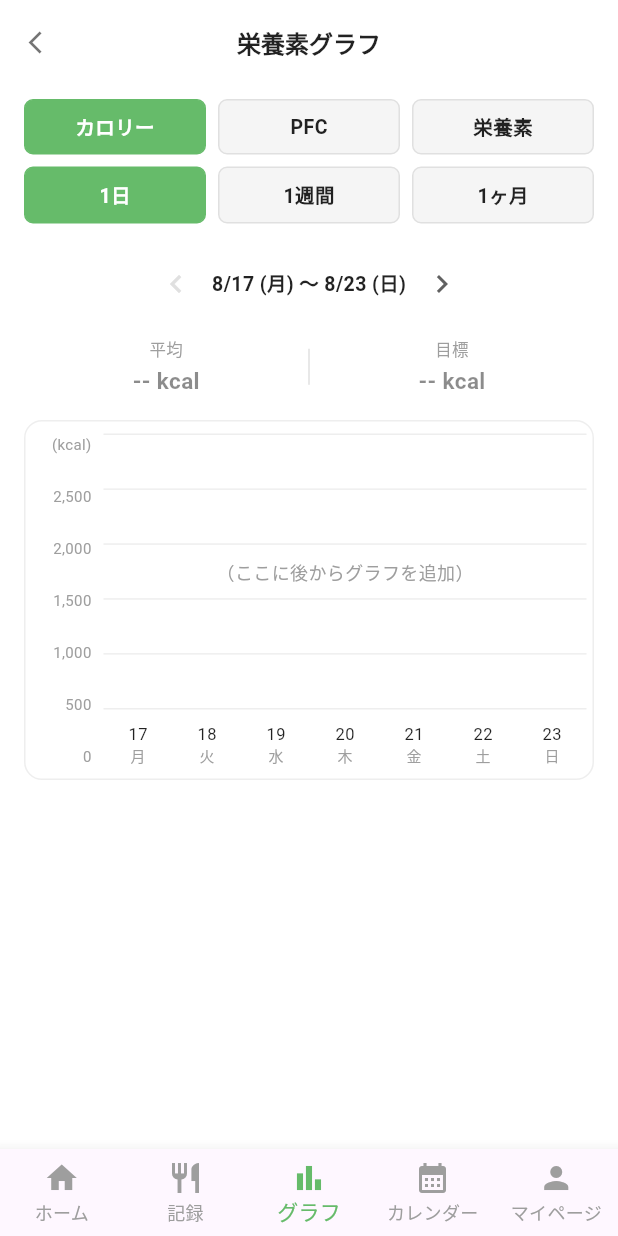
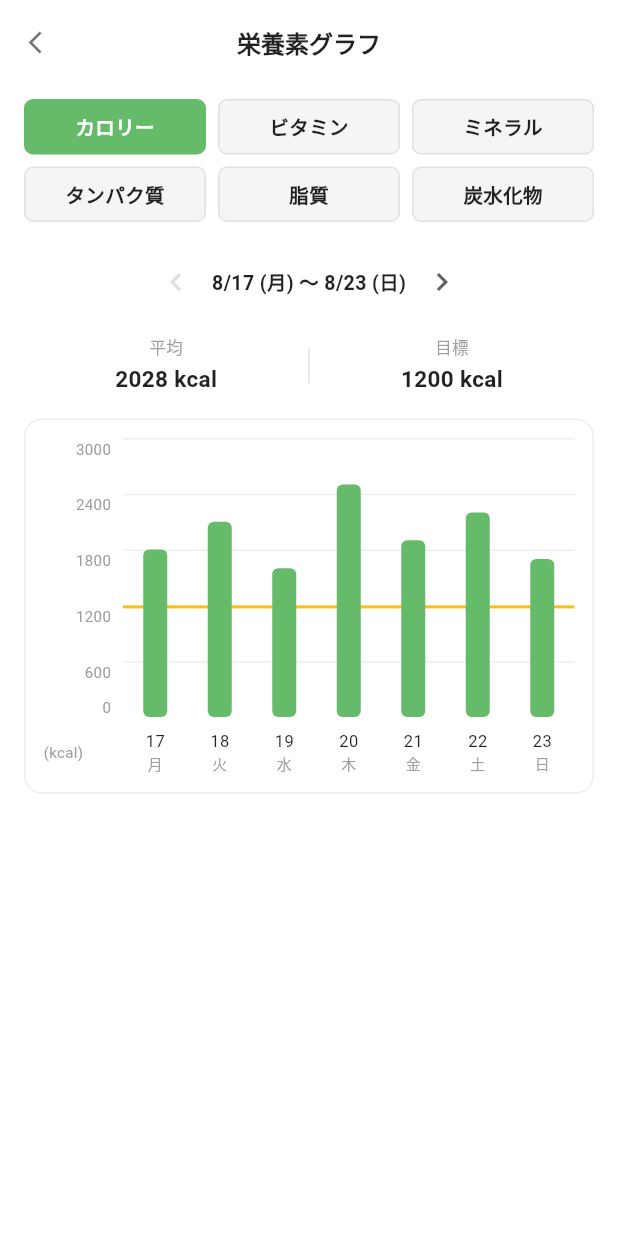
Before and after one commit to otya-0824/1600man, a Flutter app: the GraphScreen screen opened directly, on a phone screen of 412 x 824 dp. Run offline on Flutter 3.47's test engine with Material 3 defaults, Android fonts, the phone set to English and light mode, and no system bars; our stand-ins replace firebase_core, fl_chart; accounts and stored records are empty; statements that could not run were skipped.

Commit message:
Add files via upload

```diff
--- a/lib/gurahu.dart
+++ b/lib/gurahu.dart
@@ -1,8 +1,4 @@
 import 'package:flutter/material.dart';
-import 'meal.dart';
-import 'home.dart';
-import 'calendar.dart';
-import 'mypage.dart';
 
 class GraphScreen extends StatefulWidget {
   const GraphScreen({super.key});
@@ -12,8 +8,10 @@ class GraphScreen extends StatefulWidget {
 }
 
 class _GraphScreenState extends State<GraphScreen> {
-  int _selectedCategoryIndex = 0;
-  int _selectedPeriodIndex = 0;
+  // 0: カロリー, 1: ビタミン, 2: ミネラル (-1は未選択)
+  int _selectedUpperIndex = 0;
+  // 0: タンパク質, 1: 脂質, 2: 炭水化物 (-1は未選択)
+  int _selectedLowerIndex = -1;
 
   final DateTime _minDate = DateTime(2026, 8, 20);
   final DateTime _maxDate = DateTime(2090, 12, 31);
@@ -67,7 +65,24 @@ class _GraphScreenState extends State<GraphScreen> {
     DateTime limitMonday = _getMondayOfWeek(_minDate);
     bool canGoPrev = _currentMonday.isAfter(limitMonday);
     bool canGoNext = _currentMonday.add(const Duration(days: 7)).isBefore(_maxDate);
-    const Color primaryGreen = Color(0xFF66BB6A);
+
+    // ==========================================
+    // 【バックエンド連携用サンプルデータ】
+    // ==========================================
+    final List<double> calorieData = [1800, 2100, 1600, 2500, 1900, 2200, 1700];
+    final double targetCalories = 1200.0;
+    final double averageCalories = 2028.0;
+
+    // ==========================================
+    // 【動的スケール計算】
+    // ==========================================
+    double maxDataValue = calorieData.isNotEmpty
+        ? calorieData.reduce((curr, next) => curr > next ? curr : next)
+        : 2000.0;
+
+    double baseMax = maxDataValue > targetCalories ? maxDataValue : targetCalories;
+    double maxGraphValue = baseMax + 500.0;
+    double topScaleValue = maxGraphValue;
 
     return Scaffold(
       backgroundColor: Colors.white,
@@ -76,9 +91,7 @@ class _GraphScreenState extends State<GraphScreen> {
         elevation: 0,
         leading: IconButton(
           icon: const Icon(Icons.arrow_back_ios, color: Colors.black54, size: 18),
-          onPressed: () {
-            Navigator.pop(context);
-          },
+          onPressed: () {},
         ),
         centerTitle: true,
         title: const Text(
@@ -96,27 +109,30 @@ class _GraphScreenState extends State<GraphScreen> {
           child: Column(
             children: [
               const SizedBox(height: 10),
+              // 上段タブ：カロリー / ビタミン / ミネラル
               Row(
                 children: [
-                  _buildTabButton('カロリー', 0, isCategory: true),
+                  _buildTabButton('カロリー', 0, isUpper: true),
                   const SizedBox(width: 8),
-                  _buildTabButton('PFC', 1, isCategory: true),
+                  _buildTabButton('ビタミン', 1, isUpper: true),
                   const SizedBox(width: 8),
-                  _buildTabButton('栄養素', 2, isCategory: true),
+                  _buildTabButton('ミネラル', 2, isUpper: true),
                 ],
               ),
               const SizedBox(height: 8),
+              // 下段タブ：タンパク質 / 脂質 / 炭水化物（五大栄養素のうち3つ）
               Row(
                 children: [
-                  _buildTabButton('1日', 0, isCategory: false),
+                  _buildTabButton('タンパク質', 0, isUpper: false),
                   const SizedBox(width: 8),
-                  _buildTabButton('1週間', 1, isCategory: false),
+                  _buildTabButton('脂質', 1, isUpper: false),
                   const SizedBox(width: 8),
-                  _buildTabButton('1ヶ月', 2, isCategory: false),
+                  _buildTabButton('炭水化物', 2, isUpper: false),
                 ],
               ),
               const SizedBox(height: 16),
 
+              // 期間切り替え
               Row(
                 mainAxisAlignment: MainAxisAlignment.center,
                 children: [
@@ -149,19 +165,20 @@ class _GraphScreenState extends State<GraphScreen> {
               ),
               const SizedBox(height: 12),
 
+              // 平均・目標のラベル
               Row(
                 mainAxisAlignment: MainAxisAlignment.spaceEvenly,
                 children: [
                   Column(
-                    children: const [
-                      Text('平均', style: TextStyle(fontSize: 11, color: Colors.grey)),
-                      SizedBox(height: 2),
+                    children: [
+                      const Text('平均', style: TextStyle(fontSize: 11, color: Colors.grey)),
+                      const SizedBox(height: 2),
                       Text(
-                        '-- kcal',
-                        style: TextStyle(
+                        '${averageCalories.toInt()} kcal',
+                        style: const TextStyle(
                           fontSize: 15,
                           fontWeight: FontWeight.bold,
-                          color: Colors.black45,
+                          color: Colors.black87,
                         ),
                       ),
                     ],
@@ -172,15 +189,15 @@ class _GraphScreenState extends State<GraphScreen> {
                     color: Colors.grey.shade300,
                   ),
                   Column(
-                    children: const [
-                      Text('目標', style: TextStyle(fontSize: 11, color: Colors.grey)),
-                      SizedBox(height: 2),
+                    children: [
+                      const Text('目標', style: TextStyle(fontSize: 11, color: Colors.grey)),
+                      const SizedBox(height: 2),
                       Text(
-                        '-- kcal',
-                        style: TextStyle(
+                        '${targetCalories.toInt()} kcal',
+                        style: const TextStyle(
                           fontSize: 15,
                           fontWeight: FontWeight.bold,
-                          color: Colors.black45,
+                          color: Colors.black87,
                         ),
                       ),
                     ],
@@ -189,58 +206,110 @@ class _GraphScreenState extends State<GraphScreen> {
               ),
               const SizedBox(height: 16),
 
+              // グラフエリア
               Container(
-                height: 240,
-                padding: const EdgeInsets.symmetric(horizontal: 4, vertical: 8),
+                height: 250,
+                padding: const EdgeInsets.all(12),
                 decoration: BoxDecoration(
                   color: Colors.white,
                   borderRadius: BorderRadius.circular(12),
                   border: Border.all(color: Colors.grey.shade200),
                 ),
-                child: Row(
-                  crossAxisAlignment: CrossAxisAlignment.end,
+                child: Column(
                   children: [
+                    Expanded(
+                      child: LayoutBuilder(
+                        builder: (context, constraints) {
+                          double chartHeight = constraints.maxHeight;
+
+                          return Row(
+                            crossAxisAlignment: CrossAxisAlignment.stretch,
+                            children: [
+                              // 左側の縦軸目盛り
                               SizedBox(
-                      width: 40,
-                      child: Column(
-                        mainAxisAlignment: MainAxisAlignment.spaceBetween,
-                        crossAxisAlignment: CrossAxisAlignment.end,
-                        children: const [
-                          Text('(kcal)', style: TextStyle(fontSize: 10, color: Colors.grey)),
-                          Text('2,500', style: TextStyle(fontSize: 10, color: Colors.grey)),
-                          Text('2,000', style: TextStyle(fontSize: 10, color: Colors.grey)),
-                          Text('1,500', style: TextStyle(fontSize: 10, color: Colors.grey)),
-                          Text('1,000', style: TextStyle(fontSize: 10, color: Colors.grey)),
-                          Text('500', style: TextStyle(fontSize: 10, color: Colors.grey)),
-                          Text('0', style: TextStyle(fontSize: 10, color: Colors.grey)),
+                                width: 45,
+                                child: Stack(
+                                  children: [
+                                    Positioned(top: chartHeight * 0.0, right: 0, child: Text('${(topScaleValue * 1.0).toInt()}', style: const TextStyle(fontSize: 10, color: Colors.grey))),
+                                    Positioned(top: chartHeight * 0.2, right: 0, child: Text('${(topScaleValue * 0.8).toInt()}', style: const TextStyle(fontSize: 10, color: Colors.grey))),
+                                    Positioned(top: chartHeight * 0.4, right: 0, child: Text('${(topScaleValue * 0.6).toInt()}', style: const TextStyle(fontSize: 10, color: Colors.grey))),
+                                    Positioned(top: chartHeight * 0.6, right: 0, child: Text('${(topScaleValue * 0.4).toInt()}', style: const TextStyle(fontSize: 10, color: Colors.grey))),
+                                    Positioned(top: chartHeight * 0.8, right: 0, child: Text('${(topScaleValue * 0.2).toInt()}', style: const TextStyle(fontSize: 10, color: Colors.grey))),
+                                    Positioned(bottom: 0, right: 0, child: const Text('0', style: TextStyle(fontSize: 10, color: Colors.grey))),
                                   ],
                                 ),
                               ),
                               const SizedBox(width: 8),
-                    Expanded(
-                      child: Column(
-                        children: [
+                              // 右側のグラフ本体
                               Expanded(
                                 child: Stack(
                                   children: [
-                                Column(
-                                  mainAxisAlignment: MainAxisAlignment.spaceBetween,
-                                  children: List.generate(
-                                    6,
-                                    (index) => Divider(color: Colors.grey.shade200, height: 1),
+                                    // 背景の目盛り線（6本）
+                                    ...List.generate(6, (index) {
+                                      double ratio = index / 5;
+                                      return Positioned(
+                                        top: chartHeight * ratio,
+                                        left: 0,
+                                        right: 0,
+                                        child: Divider(color: Colors.grey.shade200, height: 1),
+                                      );
+                                    }),
+
+                                    // 目標ライン（黄色い横棒）
+                                    Positioned(
+                                      top: chartHeight * (1 - (targetCalories / topScaleValue)),
+                                      left: 0,
+                                      right: 0,
+                                      child: Container(
+                                        height: 2,
+                                        color: Colors.amber,
                                       ),
                                     ),
-                                const Center(
-                                  child: Text(
-                                    '（ここに後からグラフを追加）',
-                                    style: TextStyle(color: Colors.grey, fontSize: 12),
+
+                                    // 棒グラフ部分
+                                    Positioned.fill(
+                                      child: Align(
+                                        alignment: Alignment.bottomCenter,
+                                        child: Row(
+                                          mainAxisAlignment: MainAxisAlignment.spaceAround,
+                                          crossAxisAlignment: CrossAxisAlignment.end,
+                                          children: calorieData.map((calories) {
+                                            double ratio = calories / topScaleValue;
+                                            double barHeight = chartHeight * ratio;
+                                            return Container(
+                                              width: 16,
+                                              height: barHeight > 0 ? barHeight : 0,
+                                              decoration: BoxDecoration(
+                                                color: const Color(0xFF66BB6A),
+                                                borderRadius: BorderRadius.circular(4),
+                                              ),
+                                            );
+                                          }).toList(),
+                                        ),
                                       ),
                                     ),
                                   ],
                                 ),
                               ),
+                            ],
+                          );
+                        },
+                      ),
+                    ),
                     const SizedBox(height: 8),
+                    // 下部エリア：左側に単位 (kcal)、右側に日付・曜日を配置
                     Row(
+                      children: [
+                        const SizedBox(
+                          width: 45,
+                          child: Text(
+                            '(kcal)',
+                            style: TextStyle(fontSize: 10, color: Colors.grey),
+                          ),
+                        ),
+                        const SizedBox(width: 8),
+                        Expanded(
+                          child: Row(
                             mainAxisAlignment: MainAxisAlignment.spaceAround,
                             children: List.generate(7, (index) {
                               DateTime targetDate = _currentMonday.add(Duration(days: index));
@@ -250,8 +319,8 @@ class _GraphScreenState extends State<GraphScreen> {
                               );
                             }),
                           ),
+                        ),
                       ],
-                      ),
                     ),
                   ],
                 ),
@@ -261,65 +330,25 @@ class _GraphScreenState extends State<GraphScreen> {
           ),
         ),
       ),
-      bottomNavigationBar: BottomNavigationBar(
-        currentIndex: 2,
-        type: BottomNavigationBarType.fixed,
-        selectedItemColor: primaryGreen,
-        unselectedItemColor: Colors.grey,
-        onTap: (index) {
-          if (index == 2) return;
-          switch (index) {
-            case 0:
-              Navigator.pushReplacement(
-                context,
-                MaterialPageRoute(builder: (_) => const HomePage()),
-              );
-              break;
-            case 1:
-              Navigator.pushReplacement(
-                context,
-                MaterialPageRoute(builder: (_) => const MealPage()),
-              );
-              break;
-            case 3:
-              Navigator.pushReplacement(
-                context,
-                MaterialPageRoute(builder: (_) => const CalendarScreen()),
-              );
-              break;
-            case 4:
-              Navigator.pushReplacement(
-                context,
-                MaterialPageRoute(builder: (_) => const MypageScreen()),
-              );
-              break;
-          }
-        },
-        items: const [
-          BottomNavigationBarItem(icon: Icon(Icons.home), label: 'ホーム'),
-          BottomNavigationBarItem(icon: Icon(Icons.restaurant), label: '記録'),
-          BottomNavigationBarItem(icon: Icon(Icons.bar_chart), label: 'グラフ'),
-          BottomNavigationBarItem(icon: Icon(Icons.calendar_month), label: 'カレンダー'),
-          BottomNavigationBarItem(icon: Icon(Icons.person), label: 'マイページ'),
-        ],
-      ),
     );
   }
 
-  Widget _buildTabButton(String text, int index, {required bool isCategory}) {
-    bool isSelected = isCategory
-        ? (_selectedCategoryIndex == index)
-        : (_selectedPeriodIndex == index);
+  Widget _buildTabButton(String text, int index, {required bool isUpper}) {
+    bool isSelected = isUpper
+        ? (_selectedUpperIndex == index)
+        : (_selectedLowerIndex == index);
     const Color primaryGreen = Color(0xFF66BB6A);
 
     return Expanded(
       child: GestureDetector(
         onTap: () {
           setState(() {
-            if (isCategory) {
-              _selectedCategoryIndex = index;
+            if (isUpper) {
+              _selectedUpperIndex = index;
+              _selectedLowerIndex = -1; // 上段が押されたら下段の選択を解除
             } else {
-              _selectedPeriodIndex = index;
+              _selectedLowerIndex = index;
+              _selectedUpperIndex = -1; // 下段が押されたら上段の選択を解除
             }
           });
         },
```
Also changed, not shown: lib/calendar.dart (+72 -49 lines). Lines whose indentation alone changed are shown as unchanged.
